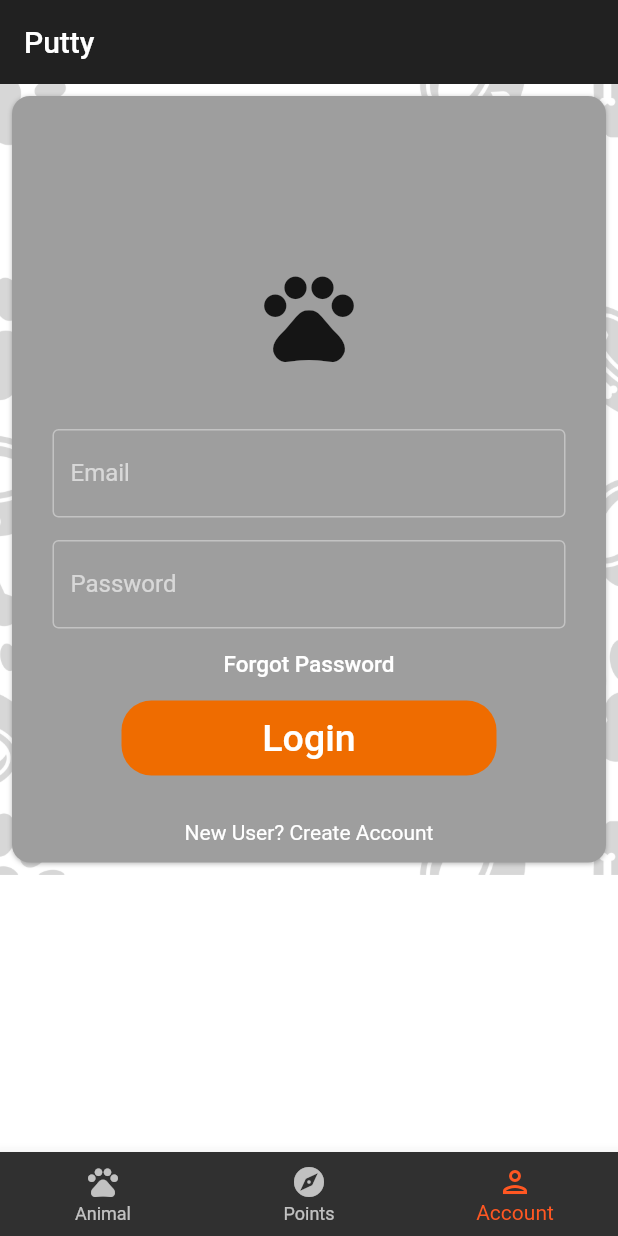
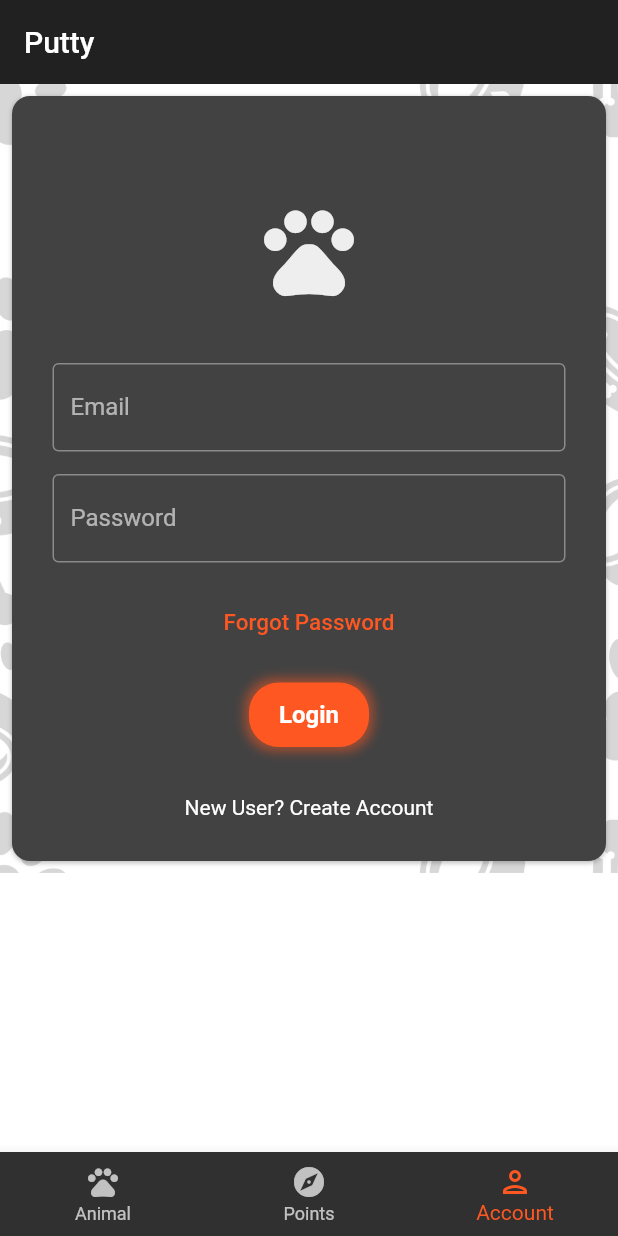
Before and after one commit to Erguvan/hackatron, a Flutter app: the screen it shows after launch, swiped to page 3, on a phone screen of 412 x 824 dp. Run offline on Flutter 3.47's test engine with Material 2 defaults, Android fonts, the light colour scheme and no system bars; our stand-ins replace cloud_firestore, firebase_core, firebase_messaging, flutter_local_notifications, geocoding, location; missing offline and left inert: latlng, map; accounts and stored records are empty.

Commit message:
fix some visual bugs

```diff
--- a/lib/routes/home/account_tab.dart
+++ b/lib/routes/home/account_tab.dart
@@ -25,26 +25,21 @@ class SignInState extends State<SignInGoogle> {
           child: Container(
             padding: EdgeInsets.all(12.0),
             decoration: BoxDecoration(
-                  boxShadow: [
-                    BoxShadow(
-                        color: Colors.black26,
-                        offset: Offset(0, 1),
-                        blurRadius: 2.0)
-                  ],
+              boxShadow: [BoxShadow(color: Colors.black26, offset: Offset(0, 1), blurRadius: 2.0)],
               borderRadius: BorderRadius.circular(12.0),
-                  color: Colors.grey,
+              color: Colors.grey[800],
             ),
             child: Column(
               children: <Widget>[
                 Padding(
-                      padding: const EdgeInsets.only(top: 60.0),
+                  padding: const EdgeInsets.only(top: 16),
                   child: Center(
                     child: Container(
                       width: 200,
                       height: 150,
                       child: Icon(
                         Icons.pets,
-                            color: Colors.black87,
+                        color: Colors.grey[200],
                         size: 72.0,
                       ),
                     ),
@@ -56,54 +51,72 @@ class SignInState extends State<SignInGoogle> {
                     decoration: InputDecoration(
                       border: OutlineInputBorder(),
                       labelText: 'Email',
-                            hintText: 'Enter valid email id as abc@gmail.com'),
+                      hintText: 'Enter valid email id as abc@gmail.com',
+                    ),
                   ),
                 ),
                 Padding(
-                      padding: const EdgeInsets.only(
-                          left: 15.0, right: 15.0, top: 15, bottom: 0),
+                  padding: const EdgeInsets.only(left: 15.0, right: 15.0, top: 15, bottom: 0),
                   child: TextField(
                     obscureText: true,
                     decoration: InputDecoration(
                       border: OutlineInputBorder(),
                       labelText: 'Password',
-                            hintText: 'Enter secure password'),
+                      hintText: 'Enter secure password',
                     ),
-                    ),
-                    // ignore: deprecated_member_use
-                    FlatButton(
-                      onPressed: () {},
-                      child: Text(
-                        'Forgot Password',
-                        style: TextStyle(
-                            color: Colors.orangeAccent[600], fontSize: 15),
                   ),
                 ),
                 Container(
-                      height: 50,
-                      width: 250,
-                      decoration: BoxDecoration(
-                          color: Colors.orange[800],
-                          borderRadius: BorderRadius.circular(20)),
-                      // ignore: deprecated_member_use
-                      child: FlatButton(
-                        onPressed: () {
-                          // Navigator.push(
-                          //     context, MaterialPageRoute(builder: (_) => HomePage()));
-                        },
+                  margin: EdgeInsets.symmetric(vertical: 16),
+                  child: TextButton(
+                    onPressed: () {},
+                    child: Padding(
+                      padding: EdgeInsets.symmetric(horizontal: 16),
                       child: Text(
-                          'Login',
-                          style: TextStyle(color: Colors.white, fontSize: 25),
+                        'Forgot Password',
+                        style: TextStyle(color: Colors.orangeAccent[600], fontSize: 15),
                       ),
                     ),
                   ),
-                    SizedBox(
-                      height: 30,
                 ),
-                    Text('New User? Create Account')
+                InkWell(
+                  onTap: () {
+                    //print("click");
+                  },
+                  child: Container(
+                    padding: EdgeInsets.symmetric(vertical: 12, horizontal: 20),
+                    decoration: BoxDecoration(
+                      borderRadius: BorderRadius.all(
+                        Radius.circular(20),
+                      ),
+                      boxShadow: [
+                        BoxShadow(
+                          color: Theme.of(context).accentColor.withOpacity(0.5),
+                          spreadRadius: 3,
+                          blurRadius: 5,
+                          offset: Offset(0, 0),
+                        ),
+                      ],
+                      color: Theme.of(context).accentColor,
+                    ),
+                    child: Text(
+                      "Login",
+                      style: TextStyle(
+                        fontSize: 16,
+                        fontWeight: FontWeight.bold,
+                        color: Colors.white,
+                      ),
+                    ),
+                  ),
+                ),
+                SizedBox(height: 32),
+                Text('New User? Create Account'),
+                SizedBox(height: 16),
               ],
             ),
           ),
-            )));
+        ),
+      ),
+    );
   }
 }
```
Lines whose indentation alone changed are shown as unchanged.
